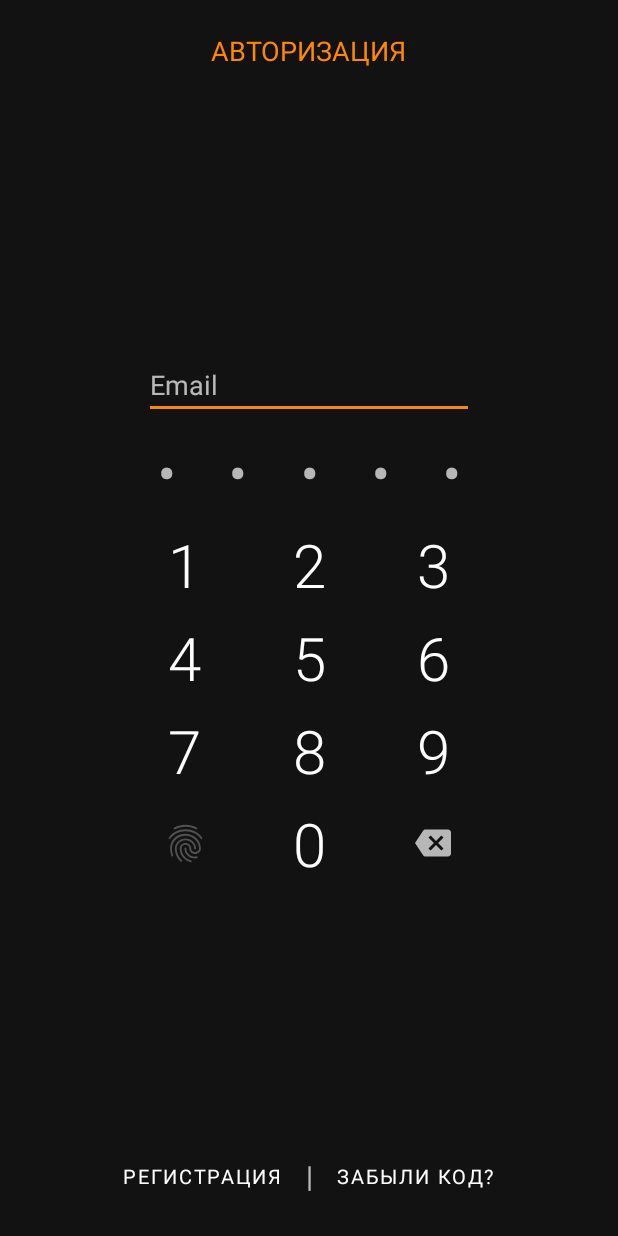
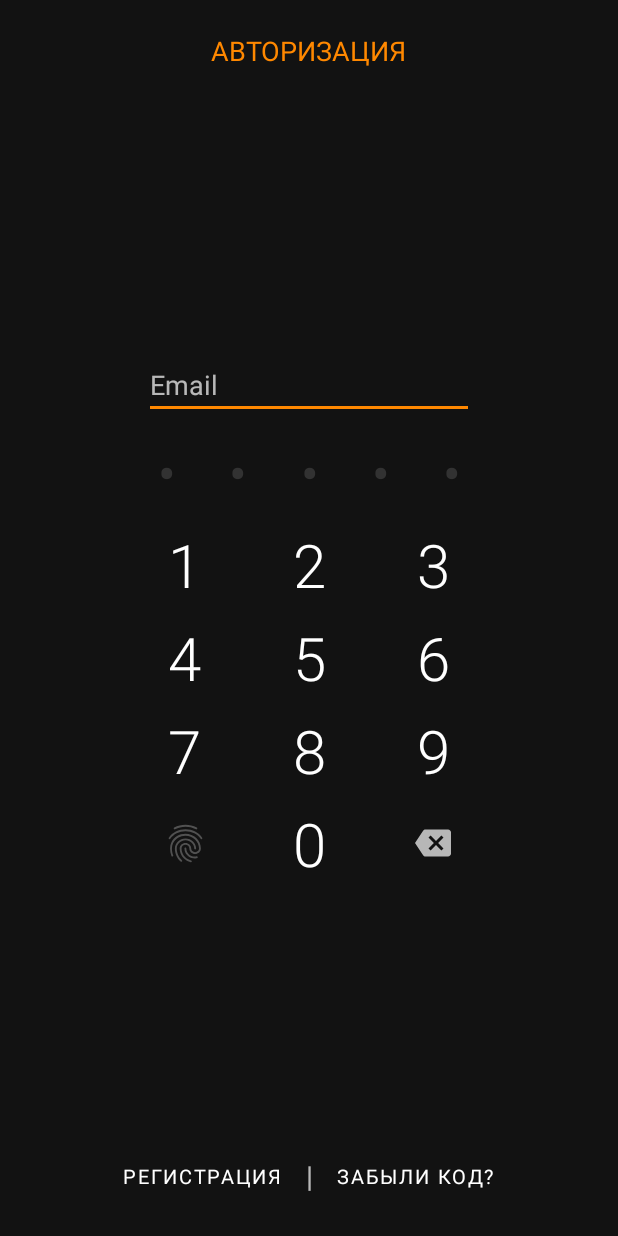
Before and after one commit to author-main/AuthDagger, an Android app: the screen it shows after launch (MainActivity), after a tap on an icon or button, on a phone screen of 412 x 824 dp. Run offline under Robolectric (Android 15) with nearby library versions, the phone set to English and light mode, and no system bars; our stand-ins replace data binding; 2 statements that could not run were skipped.

Commit message:
23.08.2021

```diff
--- a/app/src/main/java/com/ruani/authdagger/Helper.kt
+++ b/app/src/main/java/com/ruani/authdagger/Helper.kt
@@ -4,24 +4,35 @@ import android.graphics.Color
 import android.util.Log
 import android.util.TypedValue
 import androidx.core.content.ContextCompat
+import android.R
+
+import android.content.res.TypedArray
+
+
+
 
 const val FILE_PREFERENCES = "settings"
 const val KEY_MAIL = "key_mail"
 const val KEY_PASSWORD = "key_password"
-const val DEFAULT_COLOR = Color.LTGRAY
 const val AUTHFINGER_COMPLETE = "authfinger_complete"
+const val LENGTH_PASSWORD = 5
 
 fun getAppContext() = AuthApplication.applicationContext()
 fun log(message: String?){
-    if (message.isNullOrBlank())
+    if (message.isNullOrBlank()) {
+        Log.v("authdagger", "empty")
         return
+    }
     Log.v("authdagger", message)
 }
 
-fun getColorFromTheme(id: Int): Int {
-    val typedValue = TypedValue()
-    return if (getAppContext().theme.resolveAttribute(id, typedValue, true))
-        typedValue.data
+fun getColorResource(id: Int) =
+    ContextCompat.getColor(getAppContext(), id)
+    /*val typedValue = TypedValue()
+    return if (getAppContext().theme.resolveAttribute(id, typedValue, true)) {
+        val color = typedValue.data.toString(16)
+        Integer.parseInt(color, 16)
+        //typedValue.data
+    }
     else
-        DEFAULT_COLOR
-}
+        DEFAULT_COLOR*/
--- a/app/src/main/java/com/ruani/authdagger/MainActivity.kt
+++ b/app/src/main/java/com/ruani/authdagger/MainActivity.kt
@@ -8,10 +8,12 @@ import androidx.databinding.DataBindingUtil
 import com.ruani.authdagger.abstract_data.auth_data
 import com.ruani.authdagger.abstract_data.Contract
 import com.ruani.authdagger.mvp.Presenter
+import com.ruani.authdagger.mvp.presenter_classes.ViewPasswordHelper
 
 class MainActivity : AppCompatActivity(), Contract.IView {
     private lateinit var dataBinding: com.ruani.authdagger.databinding.ActivityMainBinding
     private lateinit var presenter: Presenter<Contract.IView>
+    private lateinit var viewPasswordHelper: ViewPasswordHelper
     companion object{
         private fun setNightMode() {
             AppCompatDelegate.setDefaultNightMode(
@@ -19,17 +21,26 @@ class MainActivity : AppCompatActivity(), Contract.IView {
             )
         }
     }
+    init {
+        setNightMode()
+    }
     override fun onCreate(savedInstanceState: Bundle?) {
         super.onCreate(savedInstanceState)
         setContentView(R.layout.activity_main)
         supportActionBar?.hide()
-        setNightMode()
         presenter = Presenter(this)
         dataBinding = DataBindingUtil.setContentView(
-            this,
+           this,
             R.layout.activity_main
         )
         dataBinding.eventhandler = presenter
+        viewPasswordHelper = ViewPasswordHelper(
+                arrayOf(dataBinding.textViewSymbol0,
+                    dataBinding.textViewSymbol1,
+                    dataBinding.textViewSymbol2,
+                    dataBinding.textViewSymbol3,
+                    dataBinding.textViewSymbol4)
+        )
     }
 
     override fun onSignin() {
@@ -48,7 +59,24 @@ class MainActivity : AppCompatActivity(), Contract.IView {
         TODO("Not yet implemented")
     }
 
-    fun onClick(v: View) {
+    override fun clickView(v: View) {
+        when (val tag = v.tag.toString()) {
+            "register" -> {
+
+            }
+            "restore" -> {
+
+            }
+            "delete" -> {
+                viewPasswordHelper.changeSymbol(null)
+                presenter.changePassword(null)
+            }
+            "finger" -> {
+            } else -> {
+                viewPasswordHelper.changeSymbol(tag)
+                presenter.changePassword(tag)
+            }
+        }
 
     }
 }
--- a/app/src/main/java/com/ruani/authdagger/abstract_data/Contract.kt
+++ b/app/src/main/java/com/ruani/authdagger/abstract_data/Contract.kt
@@ -2,6 +2,7 @@ package com.ruani.authdagger.abstract_data
 
 import android.view.View
 import androidx.databinding.ObservableField
+import com.ruani.authdagger.LENGTH_PASSWORD
 import com.ruani.authdagger.log
 
 interface MpvView {
@@ -24,6 +25,7 @@ interface Contract {
         fun onRegistered()
         fun onRestored()
         fun onError(error: auth_data.AuthValue)
+        fun clickView(v: View)
     }
 
     interface IModel: MvpModel{
@@ -36,6 +38,7 @@ interface Contract {
         fun register()
         fun error(error: auth_data.AuthValue)
         fun setPassword(value: String)
+        fun changePassword(symbol: String?)
     }
 }
 
@@ -44,6 +47,12 @@ abstract class TPresenter<T: Contract.IView, M: Contract.IModel>(v: T): Contract
     private var model:      M?  = null
     val email:      ObservableField<String> = ObservableField()
     val password:   ObservableField<String> = ObservableField()
+
+    init{
+        password.set("")
+        email.set("")
+    }
+
 
     override fun setPassword(value: String) {
         password.set(value)
@@ -61,13 +70,14 @@ abstract class TPresenter<T: Contract.IView, M: Contract.IModel>(v: T): Contract
         model = m
     }
 
-    /*fun getView()  = view
+    fun getView()  = view
 
-    fun getModel() = model*/
+   // fun getModel() = model*/
 
     fun onClick(v: View) {
-        log(email.get())
-        model?.let {model_ ->
+       // log(email.get())
+        view?.clickView(v)
+     /*   model?.let {model_ ->
             when (val result = model_.viewOnClick(v, email.get(), password.get())) {
                 auth_data.AuthValue.COMPLETE_SIGN ->
                     signin()
@@ -81,7 +91,7 @@ abstract class TPresenter<T: Contract.IView, M: Contract.IModel>(v: T): Contract
                 else ->
                     error(result)
             }
-        }
+        }*/
     }
 
     override fun signin() {
@@ -99,4 +109,19 @@ abstract class TPresenter<T: Contract.IView, M: Contract.IModel>(v: T): Contract
     override fun error(error: auth_data.AuthValue) {
         view?.onError(error)
     }
+
+    override fun changePassword(symbol: String?) {
+        var mPassword = password.get()
+        if (symbol.isNullOrBlank()) {
+            if (!mPassword.isNullOrBlank())
+                mPassword = mPassword.dropLast(1)
+        }
+        else {
+            val lengthPassword = mPassword?.length ?: 0 // <- удалить строку
+            if (lengthPassword < LENGTH_PASSWORD)       // <- удалить строку
+                mPassword += symbol
+        }
+        //log(mPassword)
+        password.set(mPassword)
+    }
 }
--- a/app/src/main/java/com/ruani/authdagger/mvp/Presenter.kt
+++ b/app/src/main/java/com/ruani/authdagger/mvp/Presenter.kt
@@ -1,9 +1,13 @@
 package com.ruani.authdagger.mvp
 
+import android.view.View
 import androidx.databinding.Observable
 import androidx.databinding.ObservableField
+import com.ruani.authdagger.MainActivity
 import com.ruani.authdagger.abstract_data.Contract
 import com.ruani.authdagger.abstract_data.TPresenter
+import com.ruani.authdagger.abstract_data.auth_data
+import com.ruani.authdagger.mvp.presenter_classes.ViewPasswordHelper
 
 class Presenter<T: Contract.IView>(view: T): TPresenter<T, Model>(view) {
    // private val email: ObservableField<String> = ObservableField()
@@ -11,6 +15,8 @@ class Presenter<T: Contract.IView>(view: T): TPresenter<T, Model>(view) {
     init {
         attachModel(Model())
     }
+
+
     /*      password.addOnPropertyChangedCallback(object : Observable.OnPropertyChangedCallback(){
                   override fun onPropertyChanged(sender: Observable?, propertyId: Int) {
                       setPassword(password.get())
--- /dev/null
+++ b/app/src/main/java/com/ruani/authdagger/mvp/presenter_classes/ViewPasswordHelper.kt
@@ -0,0 +1,62 @@
+package com.ruani.authdagger.mvp.presenter_classes
+
+import android.graphics.Color
+import android.widget.TextView
+import com.ruani.authdagger.*
+import com.ruani.authdagger.abstract_data.auth_data
+
+class ViewPasswordHelper(private val symbols: Array<TextView>) {
+    var onChangePassword: (() -> auth_data.AuthValue)? = null
+    private val colorSymbol: Int       = getColorResource(R.color.symbol)
+    private val colorSymbolActive: Int = getColorResource(R.color.symbolActive)
+    val hidenSymbol = "•"
+    private var indexView = -1
+
+    private fun setSymbolColor(index: Int, active: Boolean = false){
+        val color =
+            if (active)
+                colorSymbolActive
+            else
+                colorSymbol
+        symbols[index].setTextColor(color)
+    }
+
+    private fun fillSymbols(active: Boolean = false) {
+        val color =
+            if (active)
+                colorSymbolActive
+            else
+                colorSymbol
+        symbols.forEach { symbol->
+            symbol.setTextColor(color)
+        }
+    }
+
+    fun changeSymbol(value: String?){
+        if (value.isNullOrBlank()) {
+            if (indexView > -1) {
+                setSymbolColor(indexView)
+                indexView--
+            }
+        }
+        else {
+            if (value == AUTHFINGER_COMPLETE) {
+                fillSymbols(true)
+                return
+            }
+
+            if (indexView == LENGTH_PASSWORD - 1) return // <- удалить
+
+            indexView++
+            setSymbolColor(indexView, true)
+        }
+
+        if (indexView == LENGTH_PASSWORD - 1) {
+            if (value != null && onChangePassword != null){
+                if (onChangePassword?.invoke() == auth_data.AuthValue.ERROR_USER_DATA) {
+                    fillSymbols()
+                }
+            }
+        }
+    }
+}
--- a/app/src/main/res/layout/activity_main.xml
+++ b/app/src/main/res/layout/activity_main.xml
@@ -318,7 +318,7 @@
             android:background="?attr/selectableItemBackground"
             android:fontFamily="sans-serif"
             android:onClick="@{eventhandler::onClick}"
-            android:tag="remember"
+            android:tag="restore"
             android:text="@string/button_remember"
             android:textSize="13sp" />
 
--- a/app/src/main/res/values-night/themes.xml
+++ b/app/src/main/res/values-night/themes.xml
@@ -12,7 +12,6 @@
         <item name="colorOnSecondary">@color/black</item>
         <!-- Status bar color. -->
         <item name="android:statusBarColor" tools:targetApi="l">?attr/colorPrimaryVariant</item>
-        <item name="android:textColorSecondary">#B2FFFFFF</item>
         <!-- Customize your theme here. -->
     </style>
 </resources>
--- a/app/src/main/res/values/colors.xml
+++ b/app/src/main/res/values/colors.xml
@@ -7,4 +7,6 @@
     <color name="teal_700">#FF018786</color>
     <color name="black">#FF000000</color>
     <color name="white">#FFFFFFFF</color>
+    <color name="symbolActive">@android:color/holo_orange_dark</color>
+    <color name="symbol">@android:color/secondary_text_light</color>
 </resources>
--- a/app/src/main/res/values/styles.xml
+++ b/app/src/main/res/values/styles.xml
@@ -14,7 +14,7 @@
         <item name="android:fontFamily">"sans-serif-light"</item>
         <item name="android:gravity">center</item>
         <item name="android:text">"\u2022"</item>
-        <item name="android:textColor">?android:attr/textColorSecondary</item>
+        <item name="android:textColor">@color/symbol</item>
         <item name="android:textSize">40sp </item>
     </style>
 
```
Also changed, not shown: app/src/main/java/com/ruani/authdagger/mvp/presenter_classes/viewPasswordHelper.kt (deleted, +0 -54 lines). Lines whose indentation alone changed are shown as unchanged.
